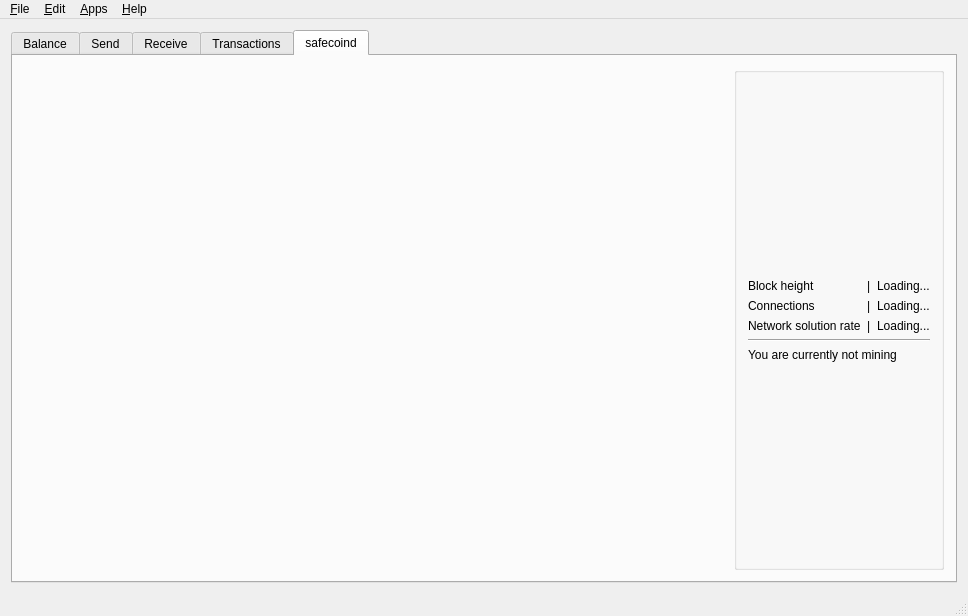
This is src/mainwindow.ui in ZcashFoundation/zecwallet as Qt 5 draws it before an edit. The edited form follows.
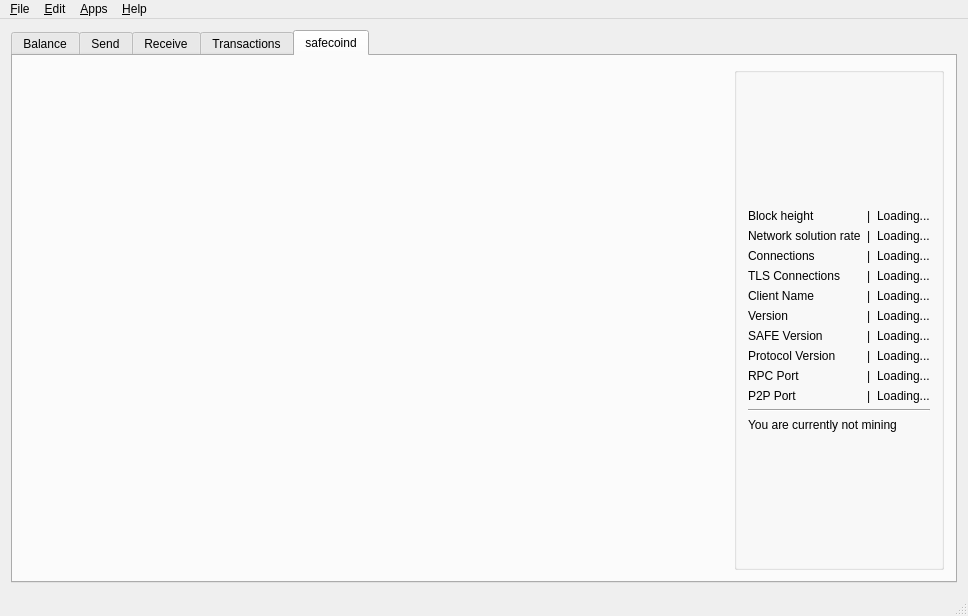
This is the edited form. The open tabs and pages were chosen to show the change. Icons and pictures are not drawn. Custom widgets are drawn as their Qt base class.

Commit message: safecoind info

The edit to the form file:
```diff
--- a/src/mainwindow.ui
+++ b/src/mainwindow.ui
@@ -932,33 +932,132 @@
              <string/>
             </property>
             <layout class="QGridLayout" name="gridLayout_5">
-             <item row="5" column="0" colspan="3">
-              <widget class="QLabel" name="label_14">
-               <property name="text">
-                <string>You are currently not mining</string>
-               </property>
-              </widget>
-             </item>
-             <item row="6" column="0">
-              <spacer name="verticalSpacer_4">
-               <property name="orientation">
-                <enum>Qt::Vertical</enum>
-               </property>
-               <property name="sizeHint" stdset="0">
-                <size>
-                 <width>20</width>
-                 <height>40</height>
-                </size>
-               </property>
-              </spacer>
-             </item>
              <item row="2" column="2">
+              <widget class="QLabel" name="solrate">
+               <property name="text">
+                <string>Loading...</string>
+               </property>
+              </widget>
+             </item>
+             <item row="6" column="0">
+              <widget class="QLabel" name="versionlabel">
+               <property name="text">
+                <string>Version</string>
+               </property>
+              </widget>
+             </item>
+             <item row="6" column="2">
+              <widget class="QLabel" name="version">
+               <property name="text">
+                <string>Loading...</string>
+               </property>
+              </widget>
+             </item>
+             <item row="2" column="1">
+              <widget class="QLabel" name="label_9">
+               <property name="text">
+                <string>|</string>
+               </property>
+              </widget>
+             </item>
+             <item row="6" column="1">
+              <widget class="QLabel" name="versionpacer">
+               <property name="text">
+                <string>|</string>
+               </property>
+              </widget>
+             </item>
+             <item row="10" column="0">
+              <widget class="QLabel" name="rpcportlabel">
+               <property name="text">
+                <string>RPC Port</string>
+               </property>
+              </widget>
+             </item>
+             <item row="10" column="1">
+              <widget class="QLabel" name="rpcportpacer">
+               <property name="text">
+                <string>|</string>
+               </property>
+              </widget>
+             </item>
+             <item row="10" column="2">
+              <widget class="QLabel" name="rpcport">
+               <property name="text">
+                <string>Loading...</string>
+               </property>
+              </widget>
+             </item>
+             <item row="4" column="1">
+              <widget class="QLabel" name="tls_connectionspacer">
+               <property name="text">
+                <string>|</string>
+               </property>
+              </widget>
+             </item>
+             <item row="4" column="0">
+              <widget class="QLabel" name="tls_connectionslabel">
+               <property name="text">
+                <string>TLS Connections</string>
+               </property>
+              </widget>
+             </item>
+             <item row="4" column="2">
+              <widget class="QLabel" name="tls_connections">
+               <property name="text">
+                <string>Loading...</string>
+               </property>
+              </widget>
+             </item>
+             <item row="5" column="0">
+              <widget class="QLabel" name="clientnamelabel">
+               <property name="text">
+                <string>Client Name</string>
+               </property>
+              </widget>
+             </item>
+             <item row="5" column="1">
+              <widget class="QLabel" name="clientnamepacer">
+               <property name="text">
+                <string>|</string>
+               </property>
+              </widget>
+             </item>
+             <item row="5" column="2">
+              <widget class="QLabel" name="clientname">
+               <property name="text">
+                <string>Loading...</string>
+               </property>
+              </widget>
+             </item>
+             <item row="2" column="0">
+              <widget class="QLabel" name="label_12">
+               <property name="text">
+                <string>Network solution rate</string>
+               </property>
+              </widget>
+             </item>
+             <item row="9" column="0">
+              <widget class="QLabel" name="protocolversionlabel">
+               <property name="text">
+                <string>Protocol Version</string>
+               </property>
+              </widget>
+             </item>
+             <item row="3" column="2">
               <widget class="QLabel" name="numconnections">
                <property name="text">
                 <string>Loading...</string>
                </property>
               </widget>
              </item>
+             <item row="13" column="0" colspan="3">
+              <widget class="QLabel" name="label_14">
+               <property name="text">
+                <string>You are currently not mining</string>
+               </property>
+              </widget>
+             </item>
              <item row="1" column="0">
               <widget class="QLabel" name="heightLabel">
                <property name="text">
@@ -966,27 +1065,46 @@
                </property>
               </widget>
              </item>
-             <item row="3" column="2">
-              <widget class="QLabel" name="solrate">
-               <property name="text">
-                <string>Loading...</string>
+             <item row="14" column="0">
+              <spacer name="verticalSpacer_4">
+               <property name="orientation">
+                <enum>Qt::Vertical</enum>
                </property>
-              </widget>
+               <property name="sizeHint" stdset="0">
+                <size>
+                 <width>20</width>
+                 <height>40</height>
+                </size>
+               </property>
+              </spacer>
+             </item>
+             <item row="0" column="0">
+              <spacer name="verticalSpacer_3">
+               <property name="orientation">
+                <enum>Qt::Vertical</enum>
+               </property>
+               <property name="sizeHint" stdset="0">
+                <size>
+                 <width>20</width>
+                 <height>40</height>
+                </size>
+               </property>
+              </spacer>
              </item>
              <item row="3" column="0">
-              <widget class="QLabel" name="label_12">
-               <property name="text">
-                <string>Network solution rate</string>
-               </property>
-              </widget>
-             </item>
-             <item row="2" column="0">
               <widget class="QLabel" name="label_8">
                <property name="text">
                 <string>Connections</string>
                </property>
               </widget>
              </item>
+             <item row="12" column="0" colspan="3">
+              <widget class="Line" name="line_2">
+               <property name="orientation">
+                <enum>Qt::Horizontal</enum>
+               </property>
+              </widget>
+             </item>
              <item row="1" column="2">
               <widget class="QLabel" name="blockheight">
                <property name="text">
@@ -994,40 +1112,6 @@
                </property>
               </widget>
              </item>
-             <item row="4" column="0" colspan="3">
-              <widget class="Line" name="line_2">
-               <property name="orientation">
-                <enum>Qt::Horizontal</enum>
-               </property>
-              </widget>
-             </item>
-             <item row="0" column="0">
-              <spacer name="verticalSpacer_3">
-               <property name="orientation">
-                <enum>Qt::Vertical</enum>
-               </property>
-               <property name="sizeHint" stdset="0">
-                <size>
-                 <width>20</width>
-                 <height>40</height>
-                </size>
-               </property>
-              </spacer>
-             </item>
-             <item row="3" column="1">
-              <widget class="QLabel" name="label_9">
-               <property name="text">
-                <string>|</string>
-               </property>
-              </widget>
-             </item>
-             <item row="2" column="1">
-              <widget class="QLabel" name="label_11">
-               <property name="text">
-                <string>|</string>
-               </property>
-              </widget>
-             </item>
              <item row="1" column="1">
               <widget class="QLabel" name="label_13">
                <property name="text">
@@ -1035,6 +1119,69 @@
                </property>
               </widget>
              </item>
+             <item row="3" column="1">
+              <widget class="QLabel" name="label_11">
+               <property name="text">
+                <string>|</string>
+               </property>
+              </widget>
+             </item>
+             <item row="7" column="1">
+              <widget class="QLabel" name="safeversionpacer">
+               <property name="text">
+                <string>|</string>
+               </property>
+              </widget>
+             </item>
+             <item row="7" column="2">
+              <widget class="QLabel" name="safeversion">
+               <property name="text">
+                <string>Loading...</string>
+               </property>
+              </widget>
+             </item>
+             <item row="9" column="2">
+              <widget class="QLabel" name="protocolversion">
+               <property name="text">
+                <string>Loading...</string>
+               </property>
+              </widget>
+             </item>
+             <item row="9" column="1">
+              <widget class="QLabel" name="protocolversionpacer">
+               <property name="text">
+                <string>|</string>
+               </property>
+              </widget>
+             </item>
+             <item row="7" column="0">
+              <widget class="QLabel" name="safeversionlabel">
+               <property name="text">
+                <string>SAFE Version</string>
+               </property>
+              </widget>
+             </item>
+             <item row="11" column="0">
+              <widget class="QLabel" name="p2pportlabel">
+               <property name="text">
+                <string>P2P Port</string>
+               </property>
+              </widget>
+             </item>
+             <item row="11" column="1">
+              <widget class="QLabel" name="p2pportpacer">
+               <property name="text">
+                <string>|</string>
+               </property>
+              </widget>
+             </item>
+             <item row="11" column="2">
+              <widget class="QLabel" name="p2pport">
+               <property name="text">
+                <string>Loading...</string>
+               </property>
+              </widget>
+             </item>
             </layout>
            </widget>
           </item>
```
Left out of the diff: 56 changed lines with no effect on the pictures. The commit also changes 1 other file.
